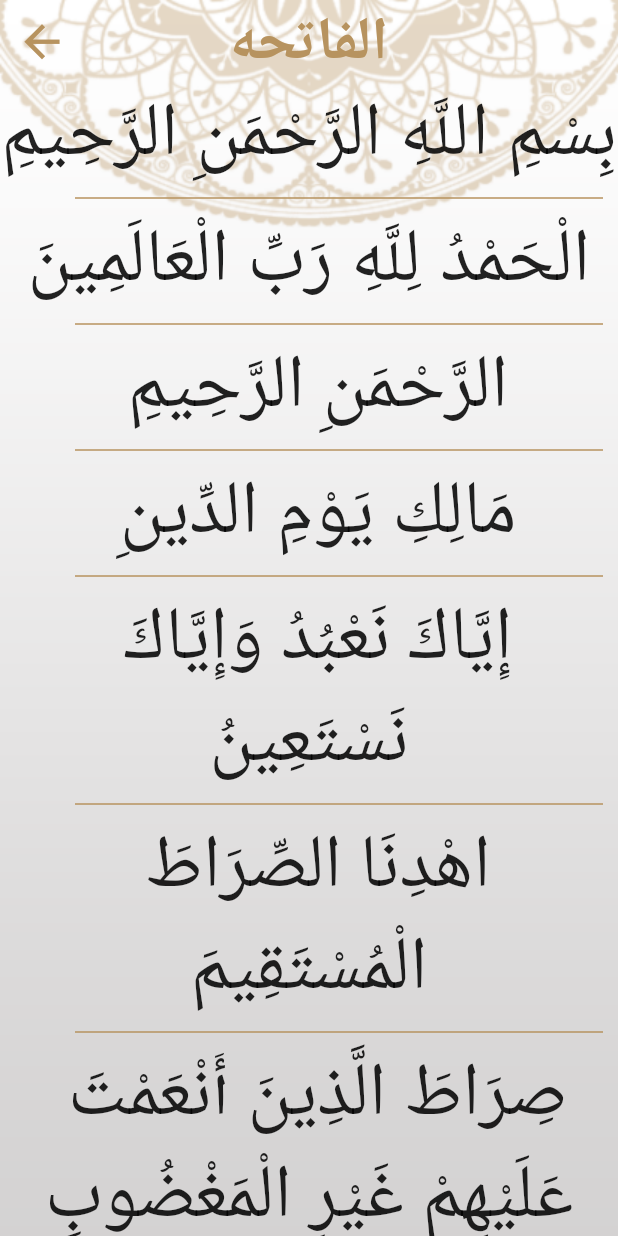
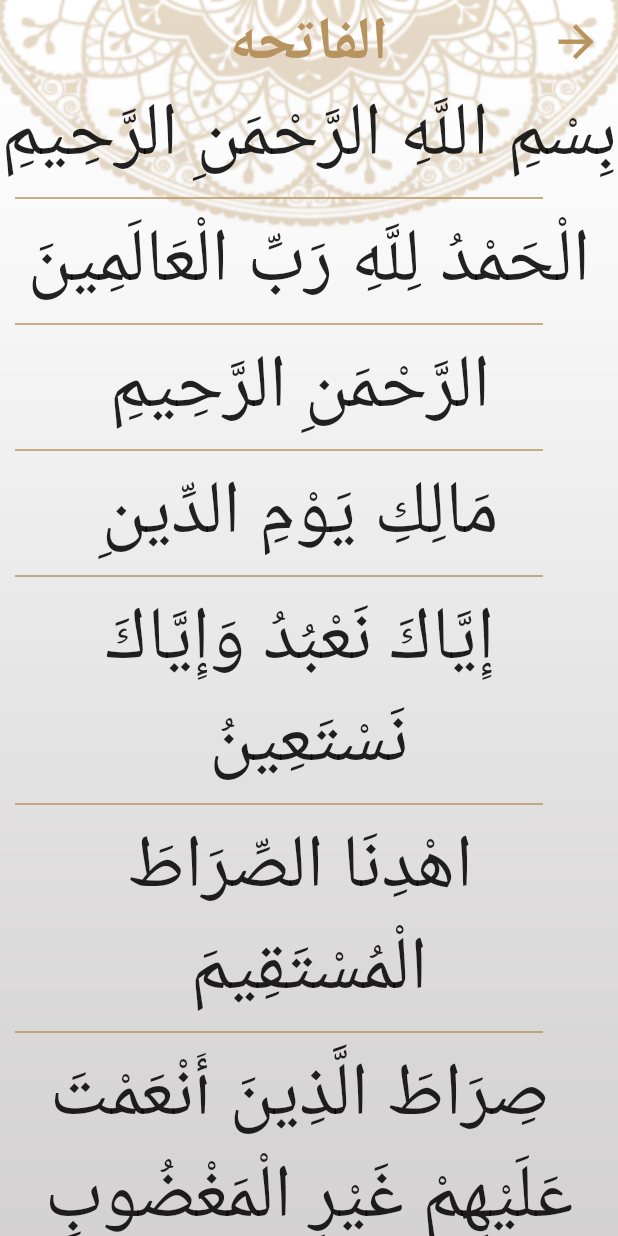
Before and after one commit to Tarekkk1/Islami, a Flutter app: the screen it shows after launch, after a tap on "الفاتحه", on a phone screen of 412 x 824 dp. Run offline on Flutter 3.47's test engine with Material 2 defaults, Android fonts, the phone set to English and light mode, and no system bars; missing offline and left inert: dart:ffi; generated files the repository leaves out were written again.

Commit message:
Localization update

```diff
--- /dev/null
+++ b/l10n.yaml
@@ -0,0 +1,3 @@
+arb-dir: lib/l10n
+template-arb-file: app_en.arb
+output-localization-file: app_localizations.dart
--- a/lib/Taps/Ahades.dart
+++ b/lib/Taps/Ahades.dart
@@ -4,6 +4,7 @@ import 'package:flutter/services.dart';
 import 'package:islami/Ahadeth.dart';
 import 'package:islami/hadethConteent.dart';
 
+import 'package:flutter_gen/gen_l10n/app_localizations.dart';
 class AhadesTape extends StatefulWidget {
   @override
   State<AhadesTape> createState() => _AhadesTapeState();
@@ -31,7 +32,7 @@ List<hadethContent> allAhadeth=[];
           thickness: 2,
           color: Theme.of(context).primaryColor,
         ),
-        Text("Ahadeth Name ",
+        Text(AppLocalizations.of(context)!.ahadeth,
             textAlign: TextAlign.center,
             style: Theme.of(context).textTheme.bodySmall),
         Divider(
--- a/lib/Taps/QuranTape.dart
+++ b/lib/Taps/QuranTape.dart
@@ -3,6 +3,7 @@ import 'package:flutter/material.dart';
 import 'package:islami/SuraArgs.dart';
 import 'package:islami/suraContintent.dart';
 
+import 'package:flutter_gen/gen_l10n/app_localizations.dart';
 class QuranTab extends StatelessWidget {
   List<String> suraNames = [
     "الفاتحه",
@@ -131,7 +132,7 @@ class QuranTab extends StatelessWidget {
             thickness: 2,
             color: Theme.of(context).primaryColor,
           ),
-          Text("Sura Name ",
+          Text(AppLocalizations.of(context)!.quran,
               textAlign: TextAlign.center,
               style: Theme.of(context).textTheme.bodySmall),
           Divider(
--- a/lib/Taps/RadioTab.dart
+++ b/lib/Taps/RadioTab.dart
@@ -1,6 +1,7 @@
 import 'package:flutter/cupertino.dart';
 import 'package:flutter/material.dart';
 
+import 'package:flutter_gen/gen_l10n/app_localizations.dart';
 class RadioTab extends StatelessWidget {
   const RadioTab({Key? key}) : super(key: key);
 
--- a/lib/Taps/SebhaTab.dart
+++ b/lib/Taps/SebhaTab.dart
@@ -3,6 +3,7 @@ import 'dart:math';
 
 import 'package:flutter/cupertino.dart';
 import 'package:flutter/material.dart';
+import 'package:flutter_gen/gen_l10n/app_localizations.dart';
 
 class SebhaTab extends StatefulWidget {
 
--- a/lib/home.dart
+++ b/lib/home.dart
@@ -4,7 +4,8 @@ import 'package:islami/Taps/Ahades.dart';
 import 'package:islami/Taps/QuranTape.dart';
 import 'package:islami/Taps/RadioTab.dart';
 import 'package:islami/Taps/SebhaTab.dart';
-
+import 'package:flutter_gen/gen_l10n/app_localizations.dart';
+import 'package:islami/Taps/Setting.dart';
 class HomeScreen extends StatefulWidget {
   static const String routename = "HomeScreen";
 
@@ -14,7 +15,7 @@ class HomeScreen extends StatefulWidget {
 
 class _HomeScreenState extends State<HomeScreen> {
   int Index = 0;
-  List<Widget> tabs = [QuranTab(), SebhaTab(),RadioTab(), AhadesTape()];
+  List<Widget> tabs = [QuranTab(), SebhaTab(),RadioTab(), AhadesTape(),SettingsTab()];
 
   @override
   Widget build(BuildContext context) {
@@ -29,7 +30,7 @@ class _HomeScreenState extends State<HomeScreen> {
         Scaffold(
           appBar: AppBar(
               title:
-                  Text("Islami", style: Theme.of(context).textTheme.bodySmall)),
+                  Text(AppLocalizations.of(context)!.appTitle, style: Theme.of(context).textTheme.bodySmall)),
           body: tabs[Index],
           bottomNavigationBar: BottomNavigationBar(
             currentIndex: Index,
@@ -40,17 +41,20 @@ class _HomeScreenState extends State<HomeScreen> {
             items: [
               BottomNavigationBarItem(
                   icon: ImageIcon(AssetImage("assets/images/moshaf_blue.png")),
-                  label: "Moshaf"),
+                  label: AppLocalizations.of(context)!.quran),
     BottomNavigationBarItem(
     icon: ImageIcon(AssetImage("assets/images/radio_blue.png")),
-    label: "Radio"),
+    label: AppLocalizations.of(context)!.radio),
 
               BottomNavigationBarItem(
                   icon: ImageIcon(AssetImage("assets/images/sebha_blue.png")),
-                  label: "Sebha"),
+                  label: AppLocalizations.of(context)!.sebha),
               BottomNavigationBarItem(icon: Icon(Icons.book),
-                  label: "Ahades"),
+                  label: AppLocalizations.of(context)!.ahadeth),
+              BottomNavigationBarItem(icon: Icon(Icons.settings),
+                  label: "Settings"),
             ],
+
           ),
         ),
       ],
--- a/lib/main.dart
+++ b/lib/main.dart
@@ -3,18 +3,35 @@ import 'package:flutter/cupertino.dart';
 import 'package:flutter/material.dart';
 import 'package:islami/Ahadeth.dart';
 import 'package:islami/My_Theame.dart';
+import 'package:islami/Taps/Setting.dart';
+import 'package:islami/providers/My-provider.dart';
 import 'package:islami/suraContintent.dart';
 import 'package:islami/home.dart';
-
+import 'package:flutter_localizations/flutter_localizations.dart';
+import 'package:flutter_gen/gen_l10n/app_localizations.dart';
+import 'package:provider/provider.dart';
 void main (){
-  runApp(MyApplication());
+  runApp(ChangeNotifierProvider<MyProvider>(
+      create:(context)=>MyProvider(),
+      child: MyApplication()));
 
 }
 class MyApplication extends StatelessWidget{
   @override
   Widget build(BuildContext context) {
+var provider=Provider.of<MyProvider>(context);
 
     return MaterialApp(
+      localizationsDelegates: [
+        AppLocalizations.delegate, // Add this line
+        GlobalMaterialLocalizations.delegate,
+        GlobalWidgetsLocalizations.delegate,
+        GlobalCupertinoLocalizations.delegate,
+      ],locale: Locale(provider.languageCode),
+      supportedLocales: [
+        Locale('en'), // English
+        Locale('ar'), // Spanish
+      ],
       debugShowCheckedModeBanner: false,
       initialRoute: HomeScreen.routename,
       theme: MyTheame.lightTheame
@@ -25,6 +42,7 @@ class MyApplication extends StatelessWidget{
 SuraContent.routename:(Context)=>SuraContent(),
 
 
+
         Ahadeth.routename:(Context)=>Ahadeth(),
 
       },
--- /dev/null
+++ b/lib/providers/My-provider.dart
@@ -0,0 +1,12 @@
+import 'package:flutter/cupertino.dart';
+
+class MyProvider extends ChangeNotifier{
+
+  String languageCode ="ar";
+  void changeLanguage(String lang){
+    languageCode=lang;
+
+  notifyListeners();
+
+  }
+}
--- a/pubspec.yaml
+++ b/pubspec.yaml
@@ -30,11 +30,15 @@ environment:
 dependencies:
   flutter:
     sdk: flutter
+  flutter_localizations:
+    sdk: flutter
+  intl: any
 
 
   # The following adds the Cupertino Icons font to your application.
   # Use with the CupertinoIcons class for iOS style icons.
   cupertino_icons: ^1.0.2
+  provider: ^6.0.5
 
 dev_dependencies:
   flutter_test:
@@ -52,7 +56,7 @@ dev_dependencies:
 
 # The following section is specific to Flutter packages.
 flutter:
-
+  generate: true
   # The following line ensures that the Material Icons font is
   # included with your application, so that you can use the icons in
   # the material Icons class.
```
Also changed, not shown: lib/ShowLanguage.dart (added, +67 -0 lines), lib/Taps/Setting.dart (added, +72 -0 lines), lib/l10n/app_ar.arb (added, +9 -0 lines), lib/l10n/app_en.arb (added, +9 -0 lines), pubspec.lock.
